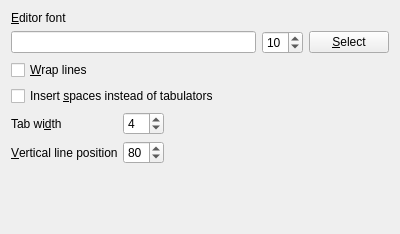
Qt form bbdgui/dialogsettingseditor.ui (mixalturek/graphal) before a commit.
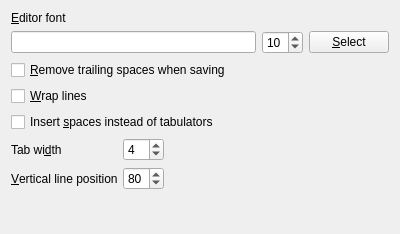
The same form after that commit.

Commit message: Trailing spaces can be automatically removed from the ends of the lines during the document saving About dialog was updated

What changed in the file:
```diff
--- a/bbdgui/dialogsettingseditor.ui
+++ b/bbdgui/dialogsettingseditor.ui
@@ -48,6 +48,13 @@
      </item>
     </layout>
    </item>
+   <item>
+    <widget class="QCheckBox" name="m_removeTrailingSpaces">
+     <property name="text">
+      <string>&amp;Remove trailing spaces when saving</string>
+     </property>
+    </widget>
+   </item>
    <item>
     <widget class="QCheckBox" name="m_wrapLines">
      <property name="text">
```
The commit also changes 14 other files.
